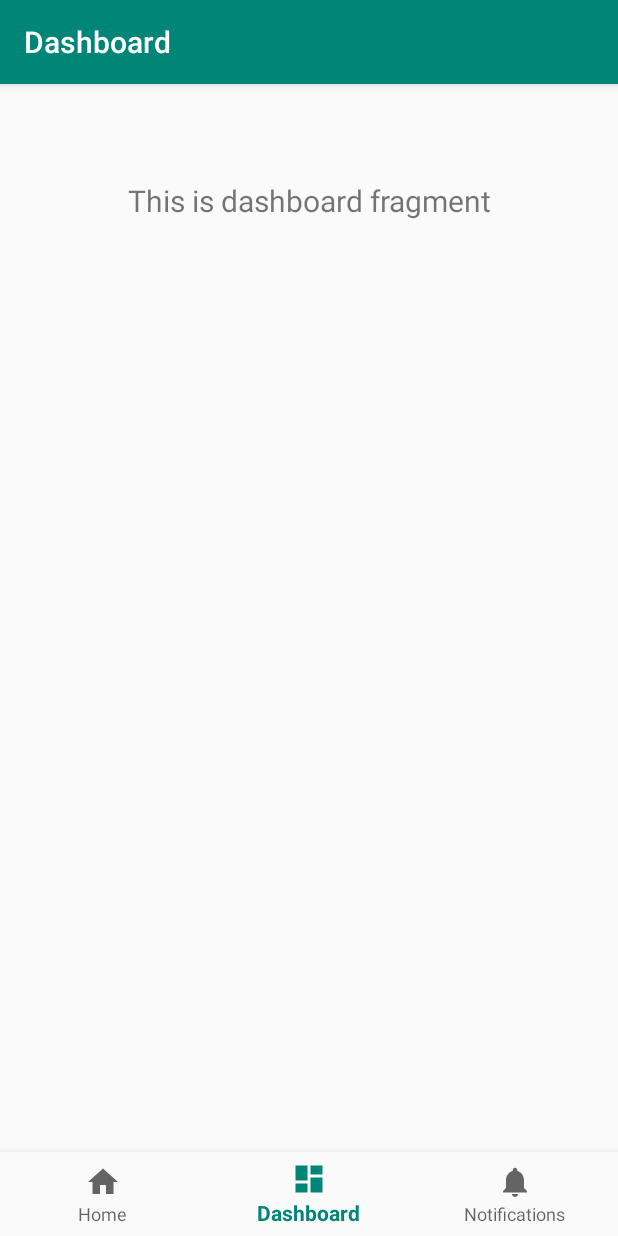
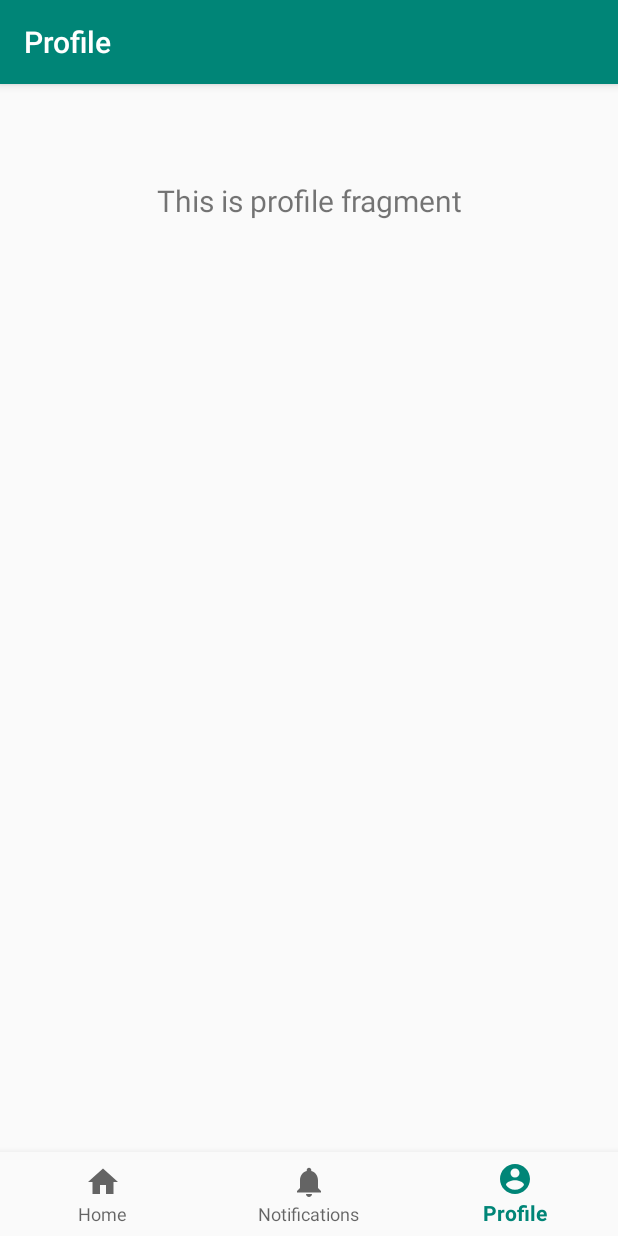
Before and after one commit to ElinaMaleksa/MediCheck2, an Android app: the ProfileFragment screen opened through its navigation route, on a phone screen of 412 x 824 dp. Run offline under Robolectric (Android 15) with nearby library versions, the phone set to English and light mode, and no system bars; our stand-ins replace navigation-ui.

Commit message:
bottom navigation changes

```diff
--- a/app/src/main/java/com/app/medicheck/MainActivity.java
+++ b/app/src/main/java/com/app/medicheck/MainActivity.java
@@ -20,7 +20,7 @@ public class MainActivity extends AppCompatActivity {
         // Passing each menu ID as a set of Ids because each
         // menu should be considered as top level destinations.
         AppBarConfiguration appBarConfiguration = new AppBarConfiguration.Builder(
-                R.id.navigation_home, R.id.navigation_dashboard, R.id.navigation_notifications)
+                    R.id.navigation_home, R.id.navigation_notifications, R.id.navigation_profile)
                 .build();
         NavController navController = Navigation.findNavController(this, R.id.nav_host_fragment);
         NavigationUI.setupActionBarWithNavController(this, navController, appBarConfiguration);
--- a/app/src/main/java/com/app/medicheck/ui/dashboard/DashboardFragment.java
+++ b/app/src/main/java/com/app/medicheck/ui/profile/ProfileFragment.java
@@ -1,4 +1,4 @@
-package com.app.medicheck.ui.dashboard;
+package com.app.medicheck.ui.profile;
 
 import android.os.Bundle;
 import android.view.LayoutInflater;
@@ -14,17 +14,17 @@ import androidx.lifecycle.ViewModelProviders;
 
 import com.app.medicheck.R;
 
-public class DashboardFragment extends Fragment {
+public class ProfileFragment extends Fragment {
 
-    private DashboardViewModel dashboardViewModel;
+    private ProfileViewModel mProfileViewModel;
 
     public View onCreateView(@NonNull LayoutInflater inflater,
                              ViewGroup container, Bundle savedInstanceState) {
-        dashboardViewModel =
-                ViewModelProviders.of(this).get(DashboardViewModel.class);
-        View root = inflater.inflate(R.layout.fragment_dashboard, container, false);
-        final TextView textView = root.findViewById(R.id.text_dashboard);
-        dashboardViewModel.getText().observe(this, new Observer<String>() {
+        mProfileViewModel =
+                ViewModelProviders.of(this).get(ProfileViewModel.class);
+        View root = inflater.inflate(R.layout.fragment_profile, container, false);
+        final TextView textView = root.findViewById(R.id.text_profile);
+        mProfileViewModel.getText().observe(this, new Observer<String>() {
             @Override
             public void onChanged(@Nullable String s) {
                 textView.setText(s);
--- a/app/src/main/java/com/app/medicheck/ui/dashboard/DashboardViewModel.java
+++ b/app/src/main/java/com/app/medicheck/ui/profile/ProfileViewModel.java
@@ -1,16 +1,16 @@
-package com.app.medicheck.ui.dashboard;
+package com.app.medicheck.ui.profile;
 
 import androidx.lifecycle.LiveData;
 import androidx.lifecycle.MutableLiveData;
 import androidx.lifecycle.ViewModel;
 
-public class DashboardViewModel extends ViewModel {
+public class ProfileViewModel extends ViewModel {
 
     private MutableLiveData<String> mText;
 
-    public DashboardViewModel() {
+    public ProfileViewModel() {
         mText = new MutableLiveData<>();
-        mText.setValue("This is dashboard fragment");
+        mText.setValue("This is profile fragment");
     }
 
     public LiveData<String> getText() {
--- /dev/null
+++ b/app/src/main/res/drawable/ic_account_circle_black_24dp.xml
@@ -0,0 +1,9 @@
+<vector xmlns:android="http://schemas.android.com/apk/res/android"
+        android:width="24dp"
+        android:height="24dp"
+        android:viewportWidth="24.0"
+        android:viewportHeight="24.0">
+    <path
+        android:fillColor="#FF000000"
+        android:pathData="M12,2C6.48,2 2,6.48 2,12s4.48,10 10,10 10,-4.48 10,-10S17.52,2 12,2zM12,5c1.66,0 3,1.34 3,3s-1.34,3 -3,3 -3,-1.34 -3,-3 1.34,-3 3,-3zM12,19.2c-2.5,0 -4.71,-1.28 -6,-3.22 0.03,-1.99 4,-3.08 6,-3.08 1.99,0 5.97,1.09 6,3.08 -1.29,1.94 -3.5,3.22 -6,3.22z"/>
+</vector>
--- a/app/src/main/res/layout/fragment_dashboard.xml
+++ b/app/src/main/res/layout/fragment_profile.xml
@@ -5,7 +5,7 @@
     android:layout_height="match_parent">
 
     <TextView
-        android:id="@+id/text_dashboard"
+        android:id="@+id/text_profile"
         android:layout_width="match_parent"
         android:layout_height="wrap_content"
         android:layout_marginStart="8dp"
--- a/app/src/main/res/menu/bottom_nav_menu.xml
+++ b/app/src/main/res/menu/bottom_nav_menu.xml
@@ -7,13 +7,15 @@
         android:title="@string/title_home" />
 
     <item
-        android:id="@+id/navigation_dashboard"
-        android:icon="@drawable/ic_dashboard_black_24dp"
-        android:title="@string/title_dashboard" />
-
-    <item
         android:id="@+id/navigation_notifications"
         android:icon="@drawable/ic_notifications_black_24dp"
         android:title="@string/title_notifications" />
 
+    <item
+        android:id="@+id/navigation_profile"
+        android:icon="@drawable/ic_account_circle_black_24dp"
+        android:title="@string/title_profile" />
+
+
+
 </menu>
--- a/app/src/main/res/navigation/mobile_navigation.xml
+++ b/app/src/main/res/navigation/mobile_navigation.xml
@@ -12,10 +12,10 @@
         tools:layout="@layout/fragment_home" />
 
     <fragment
-        android:id="@+id/navigation_dashboard"
-        android:name="com.app.medicheck.ui.dashboard.DashboardFragment"
-        android:label="@string/title_dashboard"
-        tools:layout="@layout/fragment_dashboard" />
+        android:id="@+id/navigation_profile"
+        android:name="com.app.medicheck.ui.profile.ProfileFragment"
+        android:label="@string/title_profile"
+        tools:layout="@layout/fragment_profile" />
 
     <fragment
         android:id="@+id/navigation_notifications"
--- a/app/src/main/res/values/strings.xml
+++ b/app/src/main/res/values/strings.xml
@@ -1,6 +1,6 @@
 <resources>
     <string name="app_name">MediCheck</string>
     <string name="title_home">Home</string>
-    <string name="title_dashboard">Dashboard</string>
     <string name="title_notifications">Notifications</string>
+    <string name="title_profile">Profile</string>
 </resources>
```
